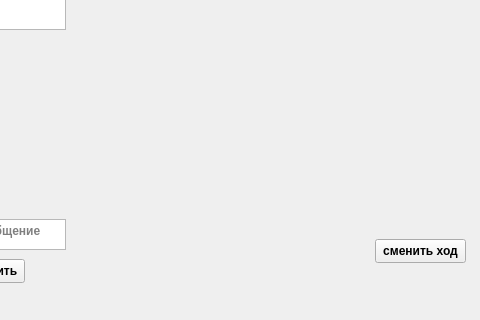
Above: client/mainwindow.ui from VladZg/Network_Battleship_2vs1 before the change; both pictures show x 95 to 575 and y 180 to 500 of the 896 by 500 pixel window. Below: the same form after it.
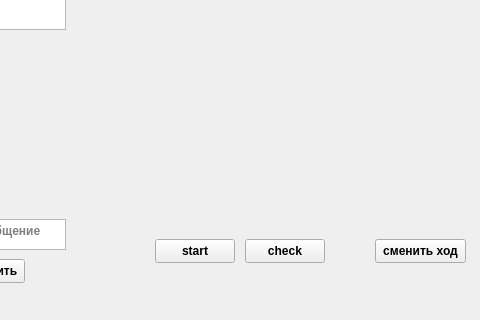
That is the form after the change. Icons and pictures are not drawn.

What changed in the file:
```diff
--- a/client/mainwindow.ui
+++ b/client/mainwindow.ui
@@ -225,6 +225,32 @@
      <string>...</string>
     </property>
    </widget>
+   <widget class="QPushButton" name="startButton">
+    <property name="geometry">
+     <rect>
+      <x>250</x>
+      <y>400</y>
+      <width>80</width>
+      <height>24</height>
+     </rect>
+    </property>
+    <property name="text">
+     <string>start</string>
+    </property>
+   </widget>
+   <widget class="QPushButton" name="checkButton">
+    <property name="geometry">
+     <rect>
+      <x>340</x>
+      <y>400</y>
+      <width>80</width>
+      <height>24</height>
+     </rect>
+    </property>
+    <property name="text">
+     <string>check</string>
+    </property>
+   </widget>
   </widget>
   <widget class="QMenuBar" name="menubar">
    <property name="geometry">
```
